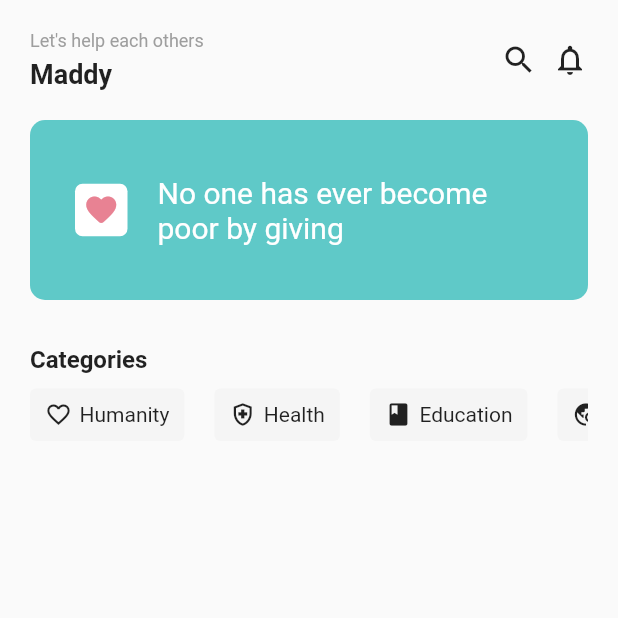
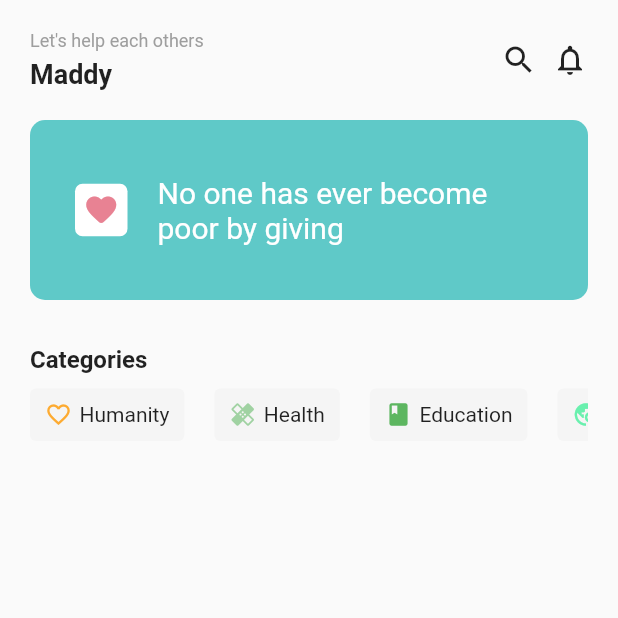
Before and after one commit to vasanth2929/donation-app, a Flutter app: the screen it shows after launch, on a phone screen of 412 x 824 dp, the top half of it. Run offline on Flutter 3.47's test engine with Material 2 defaults, Android fonts, the phone set to English and light mode, and no system bars.

Commit message:
update(color): added color to the icons

```diff
--- a/lib/screens/home.dart
+++ b/lib/screens/home.dart
@@ -92,18 +92,22 @@ class Home extends StatelessWidget {
                   Category(
                     icon: Icons.favorite_border_outlined,
                     title: "Humanity",
+                    color: Colors.orange.withOpacity(0.8),
                   ),
                   Category(
-                    icon: Icons.health_and_safety_outlined,
+                    icon: Icons.healing_outlined,
                     title: "Health",
+                    color: Colors.green.withOpacity(0.5),
                   ),
                   Category(
                     icon: Icons.book,
                     title: "Education",
+                    color: Colors.green.withOpacity(.9),
                   ),
                   Category(
                     icon: Icons.travel_explore,
                     title: "Environment",
+                    color: Colors.greenAccent,
                   ),
                 ],
               ),
--- a/lib/widgets/category.dart
+++ b/lib/widgets/category.dart
@@ -3,7 +3,8 @@ import 'package:flutter/material.dart';
 class Category extends StatelessWidget {
   final String title;
   final IconData icon;
-  Category({required this.title, required this.icon});
+  final Color color ;
+  Category({required this.title, required this.icon,required this.color});
 
   @override
   Widget build(BuildContext context) {
@@ -18,6 +19,7 @@ class Category extends StatelessWidget {
           Icon(
             icon,
             size: 18,
+            color: color,
           ),
           SizedBox(
             width: 5,
```
